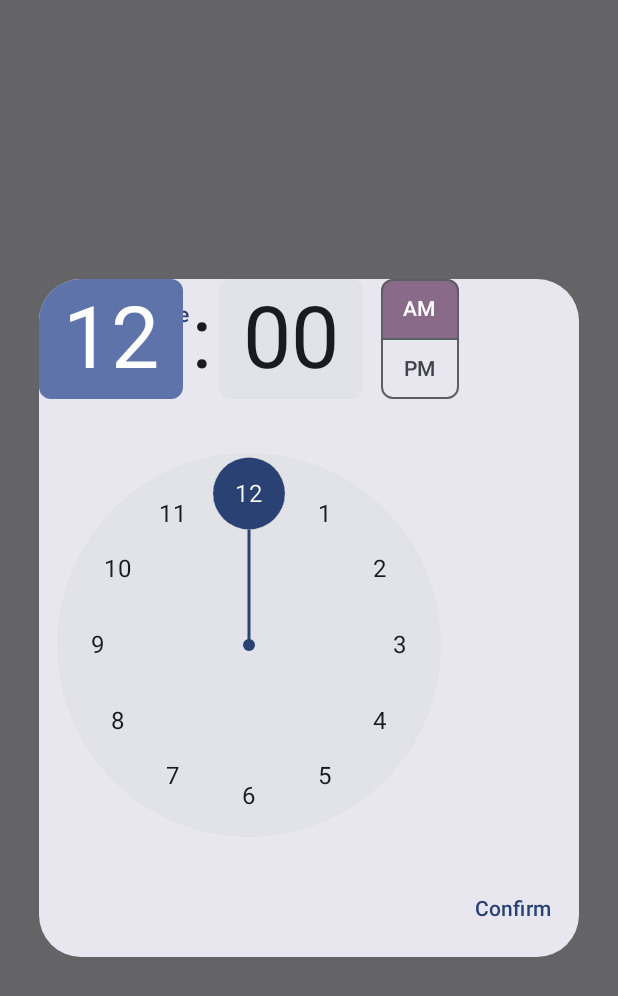
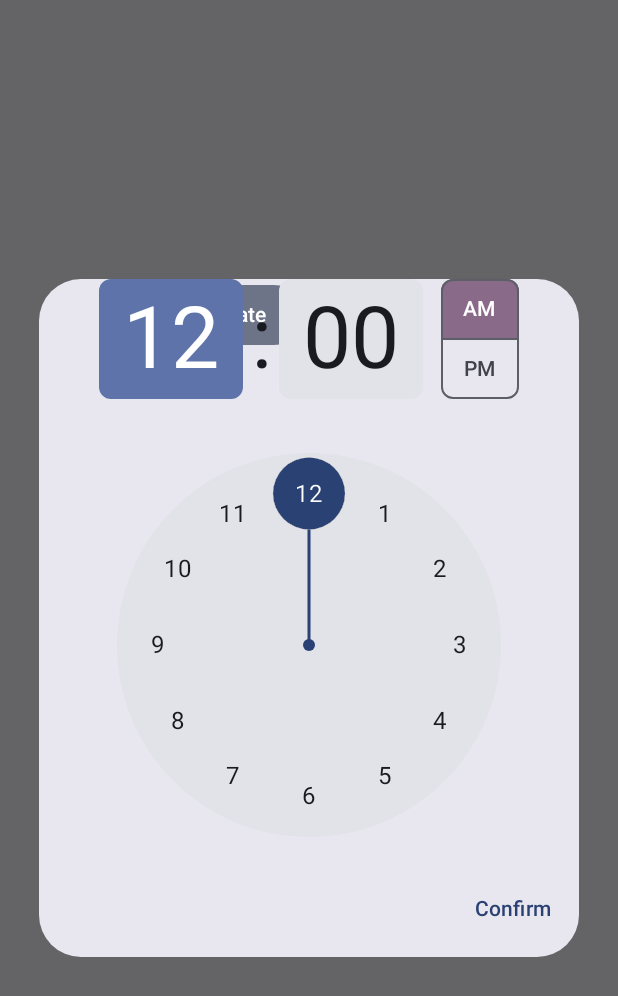
Before and after one commit to ipyton/TodoList, an Android app built with Jetpack Compose: the composable AddEvents shown on its own in the app's theme, after a tap on "time", on a phone screen of 412 x 824 dp. Shown: the top 996 px of the screen. Run offline under Robolectric (Android 15) with nearby library versions, the phone set to English and light mode, and no system bars; 3 other taps on this screen came first.

Commit message:
change the position of components

```diff
--- a/app/src/main/java/com/example/myapplication/Pages/Login.kt
+++ b/app/src/main/java/com/example/myapplication/Pages/Login.kt
@@ -52,28 +52,12 @@ fun Login(
         mutableStateOf(false)
     }
     var coroutineScope = rememberCoroutineScope()
-//    val googleIdOption: GetGoogleIdOption = GetGoogleIdOption.Builder()
-//        .setFilterByAuthorizedAccounts(true)
-//        .setServerClientId("467501865267-im97al3s39cei2j2l17a1karb2r7jmmj.apps.googleusercontent.com")
-//        .build()
-//
-//    val request: androidx.credentials.GetCredentialRequest = androidx.credentials.GetCredentialRequest.Builder()
-//        .setCredentialOptions(listOf(googleIdOption))
-//        .build()
-//    if (selectorOpened.value) {
-//        LaunchedEffect(Unit){
-//            googleAuthUiClient.signIn()
-//
-//
-//        }
-//    }
-
 
 
     Column( modifier = Modifier.fillMaxWidth(),
         verticalArrangement = Arrangement.Center,) {
         Row (modifier=Modifier.fillMaxWidth(), horizontalArrangement = Arrangement.Center){
-            Text(text = "Registration Form",
+            Text(text = "Login",
                 style = MaterialTheme.typography.labelLarge)
         }
         Row (modifier=Modifier.fillMaxWidth(), horizontalArrangement = Arrangement.Center){
--- a/app/src/main/java/com/example/myapplication/components/DateAndTimePicker.kt
+++ b/app/src/main/java/com/example/myapplication/components/DateAndTimePicker.kt
@@ -1,12 +1,16 @@
 package com.example.myapplication.components
 
 import androidx.annotation.RequiresApi
+import androidx.compose.foundation.layout.Arrangement
 import androidx.compose.foundation.layout.Column
 import androidx.compose.foundation.layout.Row
 import androidx.compose.foundation.layout.fillMaxWidth
+import androidx.compose.foundation.layout.padding
+import androidx.compose.material3.Button
 import androidx.compose.material3.DatePicker
 import androidx.compose.material3.DatePickerDialog
 import androidx.compose.material3.ExperimentalMaterial3Api
+import androidx.compose.material3.FilledTonalButton
 import androidx.compose.material3.Text
 import androidx.compose.material3.TextButton
 import androidx.compose.material3.TimePicker
@@ -20,6 +24,7 @@ import androidx.compose.runtime.remember
 import androidx.compose.runtime.setValue
 import androidx.compose.ui.Alignment
 import androidx.compose.ui.Modifier
+import androidx.compose.ui.unit.dp
 import java.time.Instant
 import java.util.Calendar
 
@@ -55,16 +60,32 @@ fun DateAndTimePicker(display: MutableState<Boolean>) {
                     Text("Confirm")
                 } }) {
                 Row(
+                    modifier = Modifier
+                        .fillMaxWidth()
+                        .align(Alignment.CenterHorizontally).padding(start = 100.dp)
                 ) {
-                    TextButton(
+                    if (currentState == "date") {
+                        Button(onClick = { currentState = "date" },) {
+                            Text("date")
+                        }
+                        FilledTonalButton(
+                            onClick = { currentState = "time" },
+                        ) {
+                            Text("time")
+                        }
+                    }
+                    else if (currentState == "time") {
+                        FilledTonalButton(
                             onClick = { currentState = "date" },
                         ) {
                             Text("date")
                         }
-                    TextButton(
+                        Button(
                             onClick = { currentState = "time" },
                         ) {
                             Text("time")
+                        }
+
                     }
                 }
                 if (currentState == "date") {
@@ -77,7 +98,9 @@ fun DateAndTimePicker(display: MutableState<Boolean>) {
                         )
                 }
                 else {
-                    TimePicker(state = state)
+                    TimePicker(state = state,modifier = Modifier
+                        .fillMaxWidth()
+                        .align(Alignment.CenterHorizontally))
                 }
             }
         }
--- a/app/src/main/java/com/example/myapplication/components/addEvents.kt
+++ b/app/src/main/java/com/example/myapplication/components/addEvents.kt
@@ -83,13 +83,14 @@ fun AddEvents(
                         modifier = Modifier
                             .fillMaxWidth(),
                         horizontalArrangement = Arrangement.Center,
+                        ){
 
-                        ){
-                        Text(text = "Use current location?")
-                        Checkbox(
-                            checked = displayLocationPicker.value,
-                            onCheckedChange = { displayLocationPicker.value = !displayLocationPicker.value }
-                        )
+                            Text(modifier = Modifier.padding(12.dp),text = "Use current location?")
+                            Checkbox(
+                                checked = displayLocationPicker.value,
+                                onCheckedChange = { displayLocationPicker.value = !displayLocationPicker.value }
+                            )
+
                     }
                     if (!displayLocationPicker.value) {
                         TextField(value = "", onValueChange = {})
```
Lines whose indentation alone changed are shown as unchanged.
